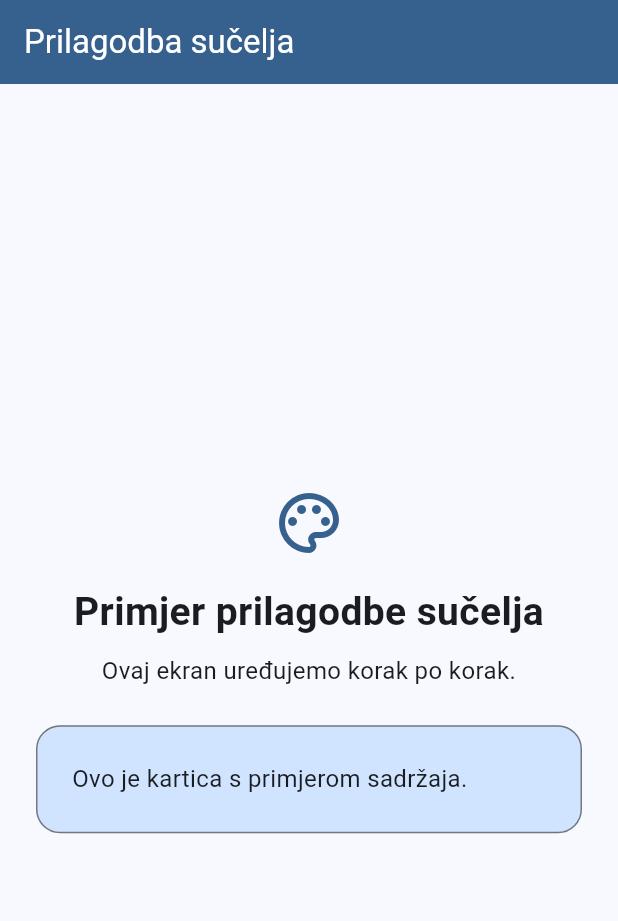
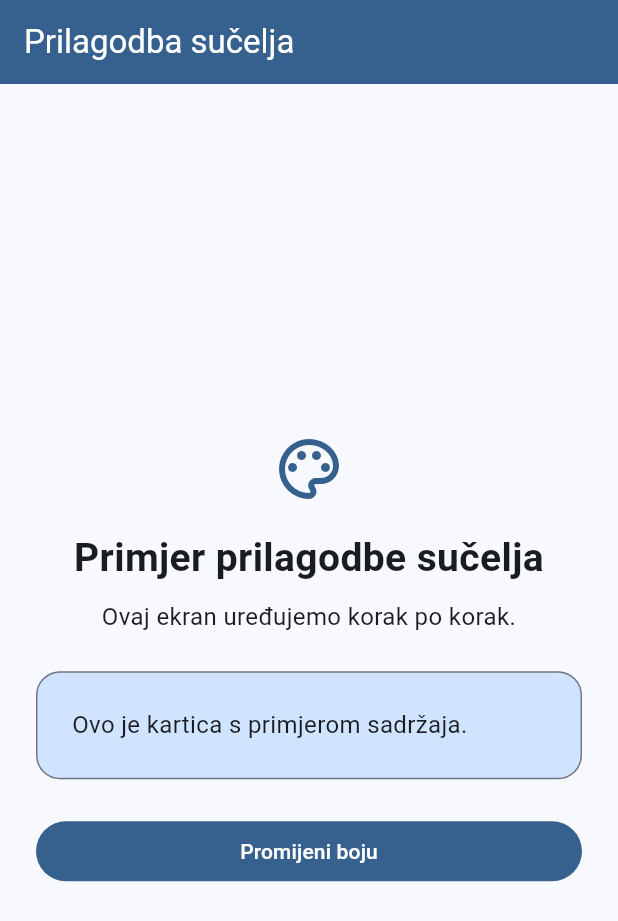
Before and after one commit to mpuljic24/prilagodba-ui-flutter, a Flutter app: the screen it shows after launch, on a phone screen of 412 x 824 dp. Shown: the top 921 px of the screen. Run offline on Flutter 3.47's test engine with Material 3 defaults, Android fonts, the phone set to English and light mode, and no system bars.

Commit message:
Dodana promjena boja aplikacije pritiskom na gumb

```diff
--- a/lib/main.dart
+++ b/lib/main.dart
@@ -4,12 +4,21 @@ void main() {
   runApp(const PrilagodbaApp());
 }
 
-class PrilagodbaApp extends StatelessWidget {
+class PrilagodbaApp extends StatefulWidget {
   const PrilagodbaApp({super.key});
 
   @override
+  State<PrilagodbaApp> createState() => _PrilagodbaAppState();
+}
+
+class _PrilagodbaAppState extends State<PrilagodbaApp> {
+  bool zelenaTema = false;
+
+  @override
   Widget build(BuildContext context) {
-    final boje = ColorScheme.fromSeed(seedColor: Colors.blue);
+    final boje = ColorScheme.fromSeed(
+      seedColor: zelenaTema ? Colors.green : Colors.blue,
+    );
 
     final tema = ThemeData(
       colorScheme: boje,
@@ -65,6 +74,15 @@ class PrilagodbaApp extends StatelessWidget {
                   child: Text('Ovo je kartica s primjerom sadržaja.'),
                 ),
               ),
+              const SizedBox(height: 24),
+              FilledButton(
+                onPressed: () {
+                  setState(() {
+                    zelenaTema = !zelenaTema;
+                  });
+                },
+                child: const Text('Promijeni boju'),
+              ),
             ],
           ),
         ),
```
